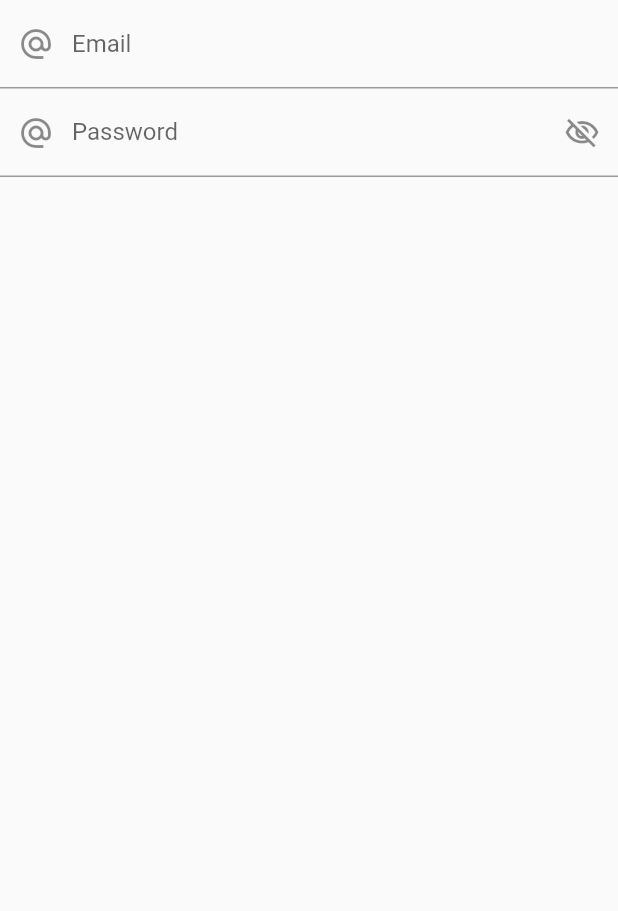
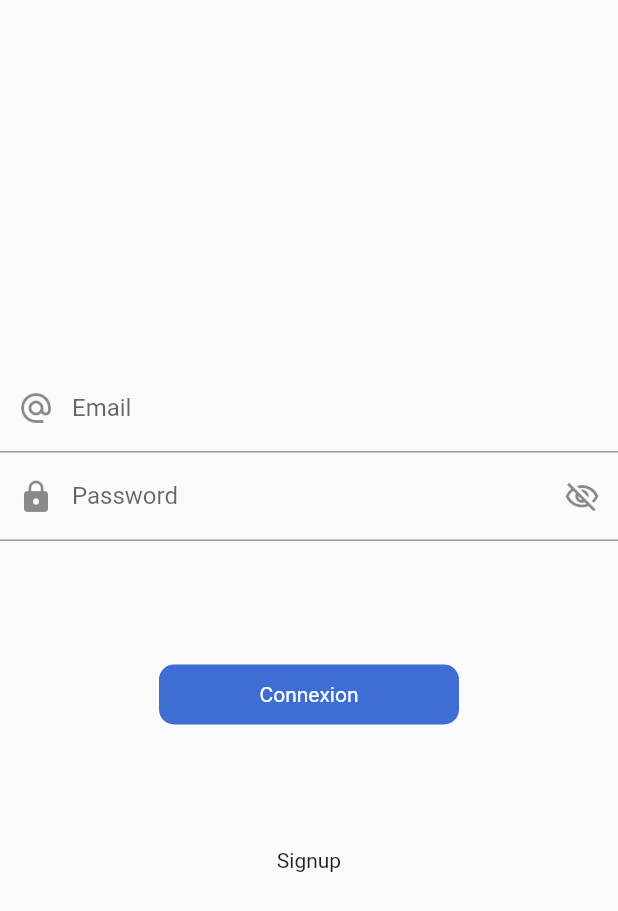
Before and after one commit to juva-quentin/AthleteIQ, a Flutter app: the screen it shows after launch, on a phone screen of 412 x 824 dp. Shown: the top 911 px of the screen. Run offline on Flutter 3.47's test engine with Material 2 defaults, Android fonts, the phone set to English and light mode, and no system bars; our stand-ins replace another_flushbar, cloud_firestore, firebase_auth, firebase_core, flutter_riverpod, fluttertoast; missing offline and left inert: crypt, gender_selection; accounts and stored records are empty.

Commit message:
feat:ajout des fonctionnaliter de creation et connection aux comptes

```diff
--- a/lib/main.dart
+++ b/lib/main.dart
@@ -1,8 +1,11 @@
 import 'package:athlete_iq/utils/routes/routes.dart';
 import 'package:athlete_iq/utils/routes/routes_name.dart';
+import 'package:firebase_auth/firebase_auth.dart';
 import 'package:flutter/material.dart';
 import 'package:firebase_core/firebase_core.dart';
+import 'package:flutter_riverpod/flutter_riverpod.dart';
 import 'firebase_options.dart';
+
 
 Future<void> main() async {
   WidgetsFlutterBinding.ensureInitialized();
@@ -12,7 +15,7 @@ Future<void> main() async {
   await Firebase.initializeApp(
     options: DefaultFirebaseOptions.currentPlatform,
   );
-  runApp(const MyApp());
+  runApp(ProviderScope(child: MyApp()));
 }
 
 class MyApp extends StatelessWidget {
@@ -22,20 +25,12 @@ class MyApp extends StatelessWidget {
   @override
   Widget build(BuildContext context) {
     return MaterialApp(
-      title: 'Flutter Demo',
+      title: 'AthleteIQ',
+      debugShowCheckedModeBanner: false,
       theme: ThemeData(
-        // This is the theme of your application.
-        //
-        // Try running your application with "flutter run". You'll see the
-        // application has a blue toolbar. Then, without quitting the app, try
-        // changing the primarySwatch below to Colors.green and then invoke
-        // "hot reload" (press "r" in the console where you ran "flutter run",
-        // or simply save your changes to "hot reload" in a Flutter IDE).
-        // Notice that the counter didn't reset back to zero; the application
-        // is not restarted.
         primarySwatch: Colors.blue,
       ),
-      initialRoute: RoutesName.login,
+      initialRoute: FirebaseAuth.instance.currentUser != null ? RoutesName.home: RoutesName.login,
       onGenerateRoute: Routes.generateRoute,
     );
   }
--- /dev/null
+++ b/lib/resources/colors.dart
@@ -0,0 +1,8 @@
+import 'dart:ui';
+
+class AppColors {
+
+  static const Color blackColor = Color(0xFF00000);
+  static const Color whiteColor = Color(0xFFFFFFFF);
+  static const Color loginButtonColor = Color(0xD81C54CC);
+}
--- /dev/null
+++ b/lib/resources/components/round_button.dart
@@ -0,0 +1,27 @@
+
+import 'package:athlete_iq/resources/colors.dart';
+import 'package:flutter/material.dart';
+
+class RoundButton extends StatelessWidget {
+  final String title;
+  final bool loading;
+  final VoidCallback onPress;
+
+  const RoundButton({Key? key, required this.title, this.loading= false,required this.onPress}) : super(key: key);
+
+  @override
+  Widget build(BuildContext context) {
+    return InkWell(
+      onTap: onPress,
+      child: Container(
+        height: 40,
+        width:200,
+        decoration: BoxDecoration(
+          color: AppColors.loginButtonColor,
+          borderRadius: BorderRadius.circular(10)
+        ),
+        child: Center(child: loading ? CircleAvatar() : Text(title, style: TextStyle(color: AppColors.whiteColor),))
+      ),
+    );
+  }
+}
--- a/lib/utils/routes/routes.dart
+++ b/lib/utils/routes/routes.dart
@@ -2,6 +2,8 @@ import 'package:athlete_iq/utils/routes/routes_name.dart';
 import 'package:athlete_iq/view/home_screen.dart';
 import 'package:athlete_iq/view/login_screen.dart';
 import 'package:flutter/material.dart';
+
+import '../../view/signup_screen.dart';
 
 class Routes {
   static Route<dynamic> generateRoute(RouteSettings settings) {
@@ -13,6 +15,9 @@ class Routes {
       case RoutesName.login:
         return MaterialPageRoute(
             builder: (BuildContext context) => LoginScreen());
+      case RoutesName.signup:
+        return MaterialPageRoute(
+            builder: (BuildContext context) => SignupScreen());
       default:
         return MaterialPageRoute(builder: (_) {
           return const Scaffold(
--- a/lib/utils/routes/routes_name.dart
+++ b/lib/utils/routes/routes_name.dart
@@ -1,5 +1,5 @@
 class RoutesName {
   static const String login = "login_screen";
-
+  static const String signup = "signup_screen";
   static const String home = "home_screen";
 }
--- a/lib/view/login_screen.dart
+++ b/lib/view/login_screen.dart
@@ -1,50 +1,114 @@
+import 'package:athlete_iq/utils/EmailVAlidator.dart';
+import 'package:athlete_iq/utils/utils.dart';
 import 'package:flutter/material.dart';
+import 'package:flutter_riverpod/flutter_riverpod.dart';
+import '../data/riverpods/auth_pod.dart';
+import '../resources/components/round_button.dart';
+import '../utils/routes/routes_name.dart';
 
-class LoginScreen extends StatefulWidget {
+class LoginScreen extends ConsumerStatefulWidget {
   const LoginScreen({super.key});
+  @override
+  _LoginScreenState createState() => _LoginScreenState();
+}
+
+class _LoginScreenState extends ConsumerState<LoginScreen> {
 
   @override
-  State<LoginScreen> createState() => _LoginScreenState();
+  void initState() {
+    super.initState();
+    ref.read(authProvider);
   }
 
-class _LoginScreenState extends State<LoginScreen> {
-  TextEditingController _emailController = TextEditingController();
-  TextEditingController _passwordController = TextEditingController();
+
+  final ValueNotifier _obsecurePassword = ValueNotifier<bool>(true);
+  final TextEditingController _emailController = TextEditingController();
+  final TextEditingController _passwordController = TextEditingController();
 
   FocusNode emailFocusNode = FocusNode();
   FocusNode passwordFocusNode = FocusNode();
 
   @override
+  void dispose(){
+    super.dispose();
+    _emailController.dispose();
+    _passwordController.dispose();
+    emailFocusNode.dispose();
+    passwordFocusNode.dispose();
+    _obsecurePassword.dispose();
+  }
+
+  @override
   Widget build(BuildContext context) {
+    final auth = ref.watch(authProvider);
+    final height = MediaQuery.of(context).size.height * 1;
     return Scaffold(
         body: SafeArea(
-      child: Column(children: [
+          child: Column(
+            mainAxisAlignment: MainAxisAlignment.center,
+            crossAxisAlignment: CrossAxisAlignment.center,
+            children: [
               TextFormField(
                 controller: _emailController,
                 keyboardType: TextInputType.emailAddress,
                 focusNode: emailFocusNode,
-          decoration: InputDecoration(
+                decoration: const InputDecoration(
                     hintText: 'Email',
                     labelText: 'Email',
                     prefixIcon: Icon(Icons.alternate_email)),
                 onFieldSubmitted: (value) {
-            FocusScope.of(context).requestFocus(passwordFocusNode);
+                  Utils.fieldFocusChange(
+                      context, emailFocusNode, passwordFocusNode);
                 },
               ),
-        TextFormField(
+              ValueListenableBuilder(
+                  valueListenable: _obsecurePassword,
+                  builder: (context, value, child) {
+                    return TextFormField(
                       controller: _passwordController,
-          obscureText: true,
+                      obscureText: _obsecurePassword.value,
                       focusNode: passwordFocusNode,
                       decoration: InputDecoration(
                         hintText: 'Password',
                         labelText: 'Password',
-              prefixIcon: Icon(Icons.alternate_email),
-              suffixIcon: Icon(Icons.visibility_off_outlined)),
-          onFieldSubmitted: (value) {
-            FocusScope.of(context).requestFocus();
+                        prefixIcon: const Icon(Icons.lock),
+                        suffixIcon: InkWell(
+                          onTap: () {
+                            _obsecurePassword.value == !_obsecurePassword.value;
                           },
+                          child: Icon(_obsecurePassword.value ? Icons.visibility_off_outlined : Icons.visibility),
+                        ),
+                      ),
+                    );
+                  }),
+              SizedBox(height: height * .1,),
+              RoundButton(
+                title: 'Connexion',
+                onPress: () {
+                  if(_emailController.text.isEmpty){
+                    Utils.flushBarErrorMessage('Veuiller entrer un email', context);
+                  }else if (!_emailController.text.isValidEmail()){
+                    Utils.flushBarErrorMessage('Veuiller entrer un email valide', context);
+                  }else if (_passwordController.text.isEmpty){
+                    Utils.flushBarErrorMessage('Veuiller entrer votre mot de passe', context);
+                  }else if(_passwordController.text.length < 6){
+                    Utils.flushBarErrorMessage('Le mot de passe doit contenir plus de 6 caractères', context);
+                  }else{
+                    auth.loginUserWithFirebase(_emailController.text, _passwordController.text).then((value){
+                      Navigator.pushNamed(context, RoutesName.home);
+                    });
+                  }
+                },
+              ),
+              SizedBox(height: height * .1,),
+              InkWell(
+                  onTap: () {
+                    Navigator.pushNamed(context, RoutesName.signup);
+                  },
+                  child:Text("Signup")
               )
             ]),
-    ));
+        ),
+    );
   }
 }
--- a/pubspec.yaml
+++ b/pubspec.yaml
@@ -44,8 +44,11 @@ dependencies:
   firebase_storage: ^11.0.10
   firebase_crashlytics: ^3.0.11
   another_flushbar: ^1.12.29
-  provider: ^6.0.5
   fluttertoast: ^8.1.2
+  riverpod: ^2.1.3
+  flutter_riverpod: ^2.1.3
+  gender_selection: ^1.0.0
+  crypt: ^4.2.1
 
 dev_dependencies:
   flutter_test:
```
Also changed, not shown: lib/data/network/FireStoreServiceImpl.dart (added, +37 -0 lines), lib/data/network/abstract/firebase_service.dart (added, +8 -0 lines), lib/data/network/abstract/firestore_service.dart (added, +7 -0 lines), lib/data/network/firebase_service_impl.dart (added, +30 -0 lines), lib/data/riverpods/auth_pod.dart (added, +100 -0 lines), lib/utils/EmailVAlidator.dart (added, +7 -0 lines), lib/utils/crypt.dart (added, +10 -0 lines), lib/utils/utils.dart (+9 -1 lines), lib/view/home_screen.dart (+32 -4 lines), lib/view/signup_screen.dart (added, +201 -0 lines), lib/view_model/auth_view_model.dart (added), pubspec.lock, 1 other file. Lines whose indentation alone changed are shown as unchanged.
